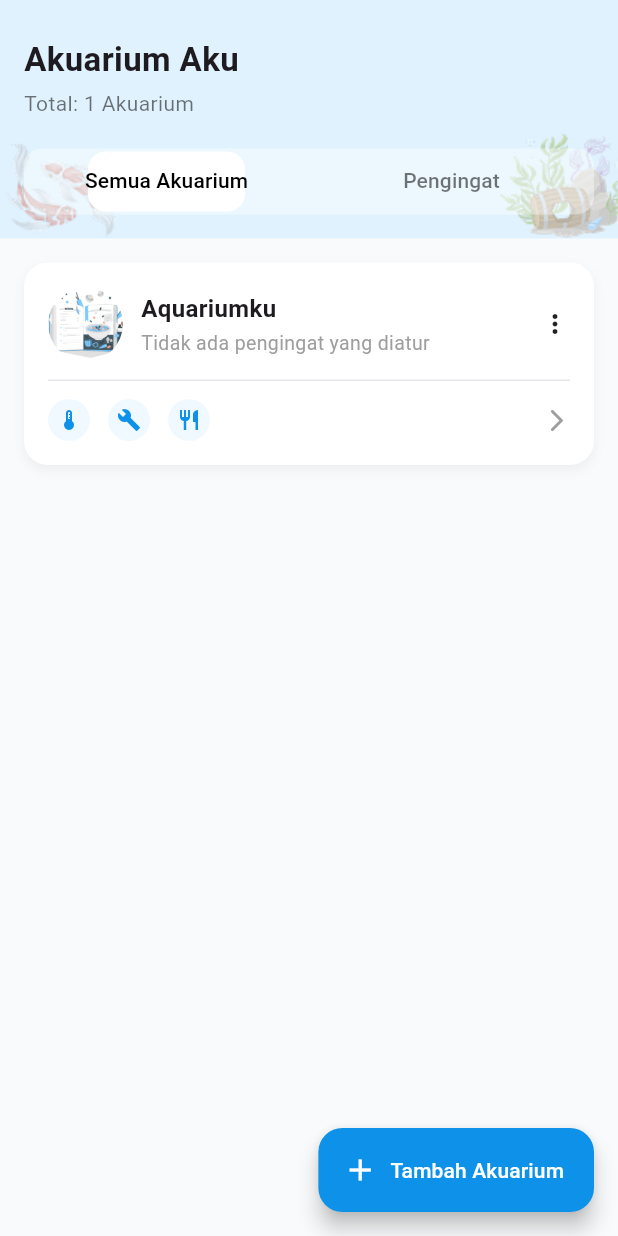
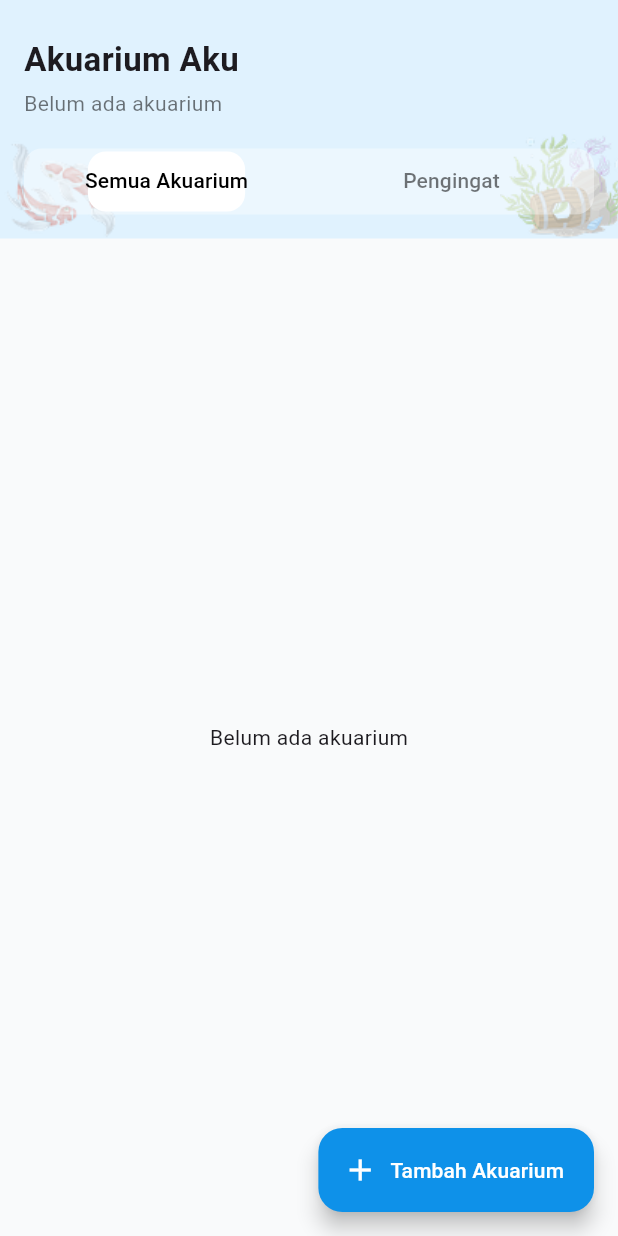
Before and after one commit to zollahrp/nemo-mobile, a Flutter app: the AkuariumScreen screen opened directly, on a phone screen of 412 x 824 dp. Run offline on Flutter 3.47's test engine with Material 3 defaults, Android fonts, the phone set to English and light mode, and no system bars; our stand-ins replace camera, curved_navigation_bar, dropdown_search, flutter_dotenv, flutter_markdown, google_sign_in and 6 more; missing offline and left inert: tflite_flutter; accounts and stored records are empty.

Commit message:
add set and akuarium

```diff
--- /dev/null
+++ b/lib/models/akuarium_model.dart
@@ -0,0 +1,71 @@
+class AkuariumModel {
+  final String id;
+  final String profilesId;
+  final String nama;
+  final String? fotoUrl;
+  final int jumlahIkan;
+  final String? ikanId;
+  final double? temperature;
+  final double? ph;
+  final double? tankSizeL;
+  final bool isFavorite;
+  final bool isSetMode;
+  final String? jadwalPakan;
+  final String? jadwalMaintenance;
+  final DateTime createdAt;
+
+  AkuariumModel({
+    required this.id,
+    required this.profilesId,
+    required this.nama,
+    this.fotoUrl,
+    required this.jumlahIkan,
+    this.ikanId,
+    this.temperature,
+    this.ph,
+    this.tankSizeL,
+    this.isFavorite = false,
+    this.isSetMode = false,
+    this.jadwalPakan,
+    this.jadwalMaintenance,
+    required this.createdAt,
+  });
+
+  factory AkuariumModel.fromMap(Map<String, dynamic> map) {
+    return AkuariumModel(
+      id: map['id'],
+      profilesId: map['profiles_id'],
+      nama: map['nama'],
+      fotoUrl: map['foto_url'],
+      jumlahIkan: map['jumlah_ikan'] ?? 0,
+      ikanId: map['ikan_id'],
+      temperature: (map['temperature'] as num?)?.toDouble(),
+      ph: (map['ph'] as num?)?.toDouble(),
+      tankSizeL: (map['tank_size_l'] as num?)?.toDouble(),
+      isFavorite: map['is_favorite'] ?? false,
+      isSetMode: map['is_set_mode'] ?? false,
+      jadwalPakan: map['jadwal_pakan'],
+      jadwalMaintenance: map['jadwal_maintenance'],
+      createdAt: DateTime.parse(map['created_at']),
+    );
+  }
+
+  Map<String, dynamic> toMap() {
+    return {
+      'id': id,
+      'profiles_id': profilesId,
+      'nama': nama,
+      'foto_url': fotoUrl,
+      'jumlah_ikan': jumlahIkan,
+      'ikan_id': ikanId,
+      'temperature': temperature,
+      'ph': ph,
+      'tank_size_l': tankSizeL,
+      'is_favorite': isFavorite,
+      'is_set_mode': isSetMode,
+      'jadwal_pakan': jadwalPakan,
+      'jadwal_maintenance': jadwalMaintenance,
+      'created_at': createdAt.toIso8601String(),
+    };
+  }
+}
--- a/lib/screens/akuarium/akuarium_screen.dart
+++ b/lib/screens/akuarium/akuarium_screen.dart
@@ -1,5 +1,7 @@
 import 'package:flutter/material.dart';
 import 'package:nemo_mobile/screens/akuarium/Set_Ecosystem_Screen.dart';
+import 'package:supabase_flutter/supabase_flutter.dart';
+import 'package:nemo_mobile/models/akuarium_model.dart';
 
 
 class AkuariumScreen extends StatefulWidget {
@@ -17,7 +19,31 @@ class _AkuariumScreenState extends State<AkuariumScreen> with SingleTickerProvid
   void initState() {
     super.initState();
     _tabController = TabController(length: 2, vsync: this);
+    fetchAkuarium();
   }
+
+  Future<void> fetchAkuarium() async {
+    try {
+      final user = Supabase.instance.client.auth.currentUser;
+      final res = await Supabase.instance.client
+          .from('akuarium')
+          .select()
+          .eq('profiles_id', user!.id)
+          .order('created_at');
+
+      akuariumList = (res as List).map((e) => AkuariumModel.fromMap(e)).toList();
+    } catch (e) {
+      error = 'Gagal mengambil data akuarium';
+    } finally {
+      setState(() => isLoading = false);
+    }
+  }
+
+
+  List<AkuariumModel> akuariumList = [];
+  bool isLoading = true;
+  String? error;
+
 
   @override
   Widget build(BuildContext context) {
@@ -86,9 +112,11 @@ class _AkuariumScreenState extends State<AkuariumScreen> with SingleTickerProvid
                   style: TextStyle(fontSize: 22, fontWeight: FontWeight.bold),
                 ),
                 const SizedBox(height: 4),
-                const Text(
-                  "Total: 1 Akuarium",
-                  style: TextStyle(fontSize: 14, color: Colors.black54),
+                 Text(
+                  akuariumList.isEmpty
+                      ? "Belum ada akuarium"
+                      : "Total: ${akuariumList.length} Akuarium",
+                  style: const TextStyle(fontSize: 14, color: Colors.black54),
                 ),
                 const SizedBox(height: 20),
                 Container(
@@ -122,12 +150,27 @@ class _AkuariumScreenState extends State<AkuariumScreen> with SingleTickerProvid
     );
   }
 
-  // 🔹 Dummy Content Akuarium
   Widget _buildAkuariumTab() {
-    return ListView(
+    if (isLoading) {
+      return const Center(child: CircularProgressIndicator());
+    }
+
+    if (error != null) {
+      return Center(child: Text(error!));
+    }
+
+    if (akuariumList.isEmpty) {
+      return const Center(child: Text("Belum ada akuarium"));
+    }
+
+    return ListView.builder(
       padding: const EdgeInsets.all(16),
-      children: [
-        Container(
+      itemCount: akuariumList.length,
+      itemBuilder: (context, index) {
+        final akuarium = akuariumList[index];
+
+        return Container(
+          margin: const EdgeInsets.only(bottom: 12),
           padding: const EdgeInsets.all(16),
           decoration: BoxDecoration(
             color: Colors.white,
@@ -144,23 +187,42 @@ class _AkuariumScreenState extends State<AkuariumScreen> with SingleTickerProvid
             children: [
               Row(
                 children: [
-                  ClipRRect(
-                    borderRadius: BorderRadius.circular(40),
-                    child: Image.asset(
-                      'lib/assets/images/fitur1.png',
-                      width: 50,
-                      height: 50,
-                      fit: BoxFit.cover,
-                    ),
+                  CircleAvatar(
+                    radius: 25,
+                    backgroundImage: akuarium.fotoUrl != null
+                        ? NetworkImage(akuarium.fotoUrl!)
+                        : const AssetImage('lib/assets/images/fitur1.png') as ImageProvider,
                   ),
                   const SizedBox(width: 12),
-                  const Expanded(
+                  Expanded(
                     child: Column(
                       crossAxisAlignment: CrossAxisAlignment.start,
                       children: [
-                        Text('Aquariumku', style: TextStyle(fontWeight: FontWeight.bold, fontSize: 16)),
-                        SizedBox(height: 2),
-                        Text('Tidak ada pengingat yang diatur', style: TextStyle(fontSize: 13, color: Colors.grey)),
+                        Text(
+                          akuarium.nama,
+                          style: const TextStyle(fontWeight: FontWeight.bold, fontSize: 16),
+                        ),
+                        const SizedBox(height: 2),
+
+                        // Ganti bagian ini dengan logika baru:
+                        if ((akuarium.jadwalPakan?.isEmpty ?? true) &&
+                            (akuarium.jadwalMaintenance?.isEmpty ?? true))
+                          const Text(
+                            'Tidak ada pengingat yang diatur',
+                            style: TextStyle(fontSize: 13, color: Colors.grey),
+                          )
+                        else ...[
+                          if ((akuarium.jadwalPakan?.isNotEmpty ?? false))
+                            Text(
+                              'Pakan: ${akuarium.jadwalPakan}',
+                              style: const TextStyle(fontSize: 13, color: Colors.grey),
+                            ),
+                          if ((akuarium.jadwalMaintenance?.isNotEmpty ?? false))
+                            Text(
+                              'Maintenance: ${akuarium.jadwalMaintenance}',
+                              style: const TextStyle(fontSize: 13, color: Colors.grey),
+                            ),
+                        ],
                       ],
                     ),
                   ),
@@ -183,8 +245,8 @@ class _AkuariumScreenState extends State<AkuariumScreen> with SingleTickerProvid
               ),
             ],
           ),
-        ),
-      ],
+        );
+      },
     );
   }
 
--- a/lib/screens/auth/masuk_screen.dart
+++ b/lib/screens/auth/masuk_screen.dart
@@ -62,7 +62,7 @@ class _LoginScreenState extends State<LoginScreen> {
       /// TODO: update the iOS client ID with your own.
       ///
       /// iOS Client ID that you registered with Google Cloud.
-      const iosClientId = 'my-ios.apps.googleusercontent.com';
+      // const iosClientId = 'my-ios.apps.googleusercontent.com';
 
       // Google sign in on Android will work without providing the Android
       // Client ID registered on Google Cloud.
```
Also changed, not shown: lib/screens/akuarium/Set_Ecosystem_Screen.dart (+38 -8 lines).
